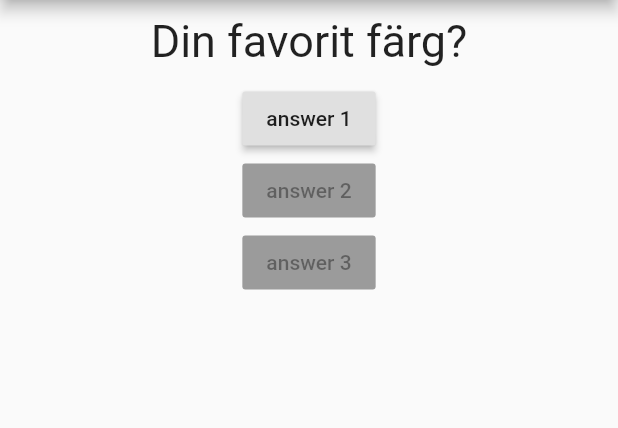
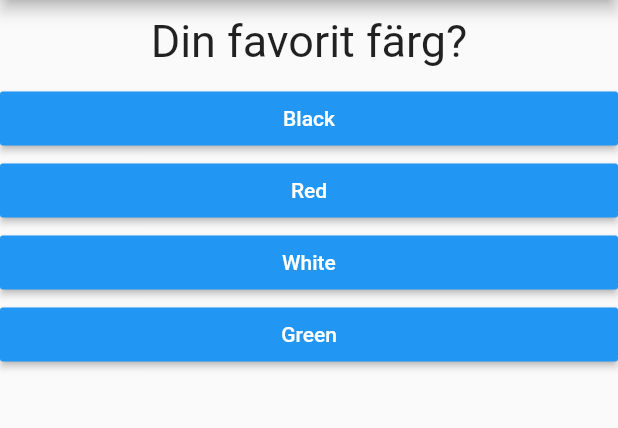
Before and after one commit to diyarfaraj/flutter_demo, a Flutter app: the screen it shows after launch, on a phone screen of 412 x 824 dp, the part 84-512 px from its top. Run offline on Flutter 3.47's test engine with Material 2 defaults, Android fonts, the phone set to English and light mode, and no system bars.

```diff
--- /dev/null
+++ b/lib/answer.dart
@@ -0,0 +1,24 @@
+import 'package:flutter/material.dart';
+
+class Answer extends StatelessWidget {
+  final Function selectHandler;
+  final String answerText;
+
+  Answer(
+    this.selectHandler,
+    this.answerText,
+  );
+
+  @override
+  Widget build(BuildContext context) {
+    return Container(
+      width: double.infinity,
+      child: RaisedButton(
+        color: Colors.blue,
+        textColor: Colors.white,
+        child: Text(answerText),
+        onPressed: selectHandler,
+      ),
+    );
+  }
+}
--- a/lib/main.dart
+++ b/lib/main.dart
@@ -1,6 +1,7 @@
 import 'package:flutter/material.dart';
 import 'package:flutter_demo/question.dart';
 import './main.dart';
+import './answer.dart';
 
 void main() {
   runApp(DemoApp());
@@ -17,7 +18,7 @@ class DemoApp extends StatefulWidget {
 class _DemoAppState extends State<DemoApp> {
   var _questionIndex = 0;
 
-  myfunction() {
+  answerQs() {
     setState(() {
       _questionIndex++;
     });
@@ -26,7 +27,20 @@ class _DemoAppState extends State<DemoApp> {
 
   @override
   Widget build(BuildContext context) {
-    var questions = ['Din favorit färg?', 'Din favorit djur?'];
+    var questions = [
+      {
+        'q': 'Din favorit färg?',
+        'a': ['Black', 'Red', 'White', 'Green']
+      },
+      {
+        'q': 'Din favorit djur?',
+        'a': ['Wolf', 'Bear', 'Hund', 'elak kääat']
+      },
+      {
+        'q': 'Favorite instructor?',
+        'a': ['Diyar', 'Diyar', 'Diyar', 'Diyar']
+      },
+    ];
     return MaterialApp(
       home: Scaffold(
         appBar: AppBar(
@@ -35,20 +49,11 @@ class _DemoAppState extends State<DemoApp> {
         body: Column(
           children: <Widget>[
             Question(
-              questions[_questionIndex],
+              questions[_questionIndex]['q'],
             ),
-            RaisedButton(
-              child: Text('answer 1'),
-              onPressed: myfunction,
-            ),
-            RaisedButton(
-              child: Text('answer 2'),
-              onPressed: null,
-            ),
-            RaisedButton(
-              child: Text('answer 3'),
-              onPressed: null,
-            )
+            ...(questions[_questionIndex]['a'] as List<String>)
+                .map((answer) => Answer(answerQs, answer))
+                .toList(),
           ],
         ),
       ),
```
